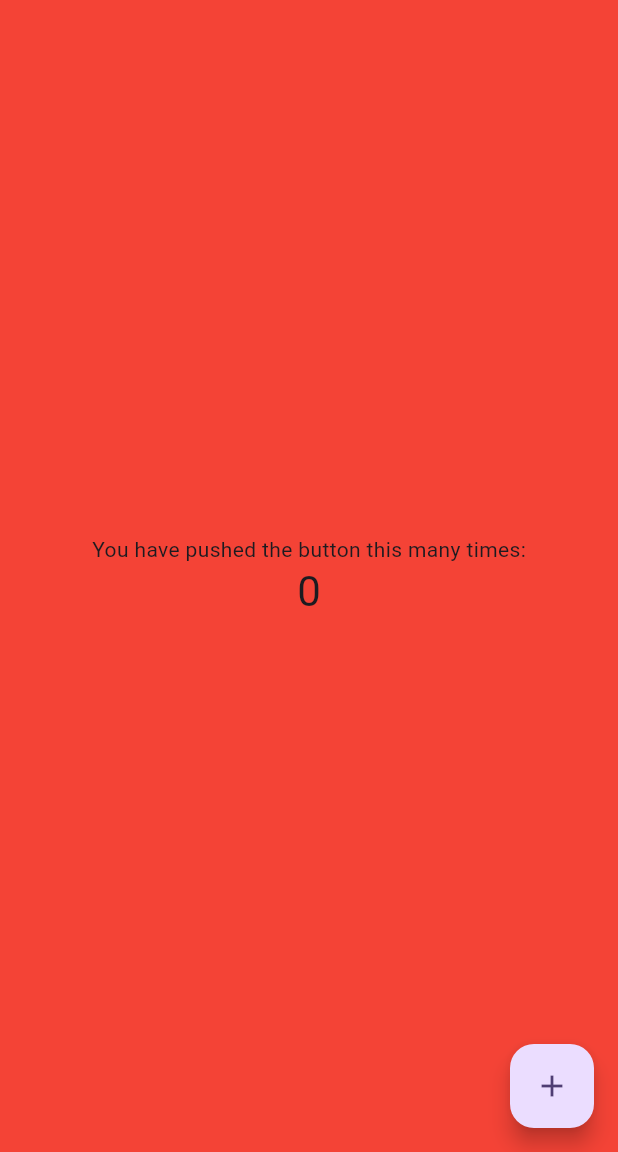
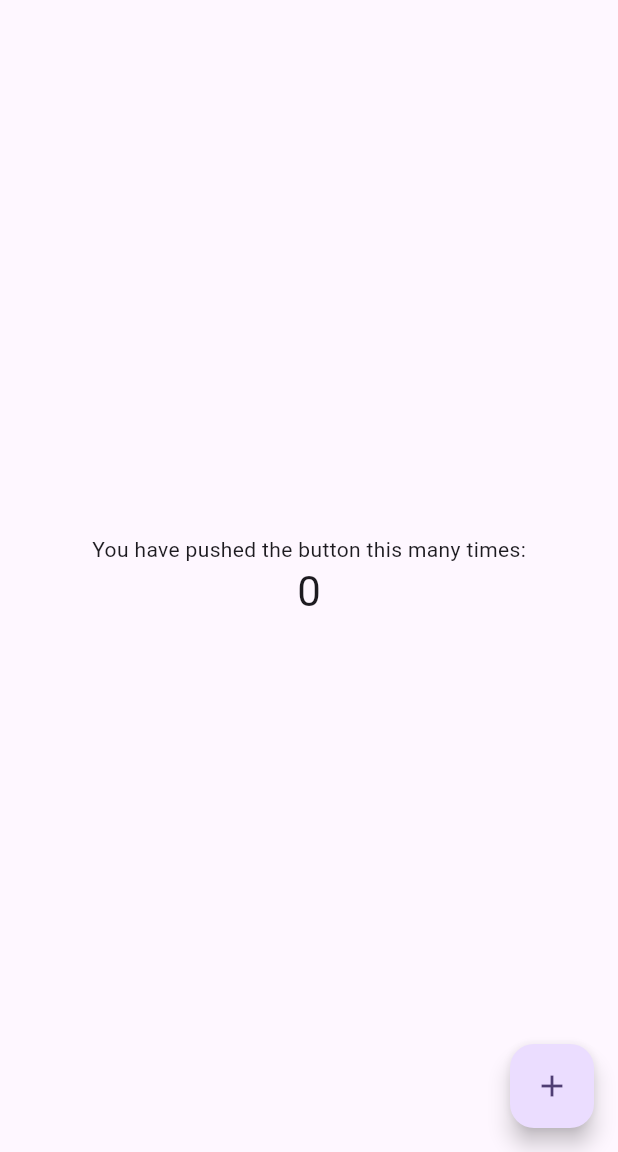
Before and after one commit to alexcerezo/Fluttest, a Flutter app: the screen it shows after launch, on a phone screen of 412 x 824 dp, the part 84-1236 px from its top. Run offline on Flutter 3.47's test engine with Material 3 defaults, Android fonts, the phone set to English and light mode, and no system bars.

Commit message:
Avoid changes to lib/main.dart

```diff
--- a/lib/main.dart
+++ b/lib/main.dart
@@ -28,7 +28,7 @@ class MyApp extends StatelessWidget {
         //
         // This works for code too, not just values: Most code changes can be
         // tested with just a hot reload.
-        colorScheme: ColorScheme.fromSeed(seedColor: Colors.deepPurple),
+        colorScheme: .fromSeed(seedColor: Colors.deepPurple),
       ),
       home: const MyHomePage(title: 'Flutter Demo Home Page'),
     );
@@ -76,7 +76,6 @@ class _MyHomePageState extends State<MyHomePage> {
     // fast, so that you can just rebuild anything that needs updating rather
     // than having to individually change instances of widgets.
     return Scaffold(
-      backgroundColor: Colors.red,
       appBar: AppBar(
         // TRY THIS: Try changing the color here to a specific color (to
         // Colors.amber, perhaps?) and trigger a hot reload to see the AppBar
@@ -103,7 +102,7 @@ class _MyHomePageState extends State<MyHomePage> {
           // TRY THIS: Invoke "debug painting" (choose the "Toggle Debug Paint"
           // action in the IDE, or press "p" in the console), to see the
           // wireframe for each widget.
-          mainAxisAlignment: MainAxisAlignment.center,
+          mainAxisAlignment: .center,
           children: [
             const Text('You have pushed the button this many times:'),
             Text(
```
